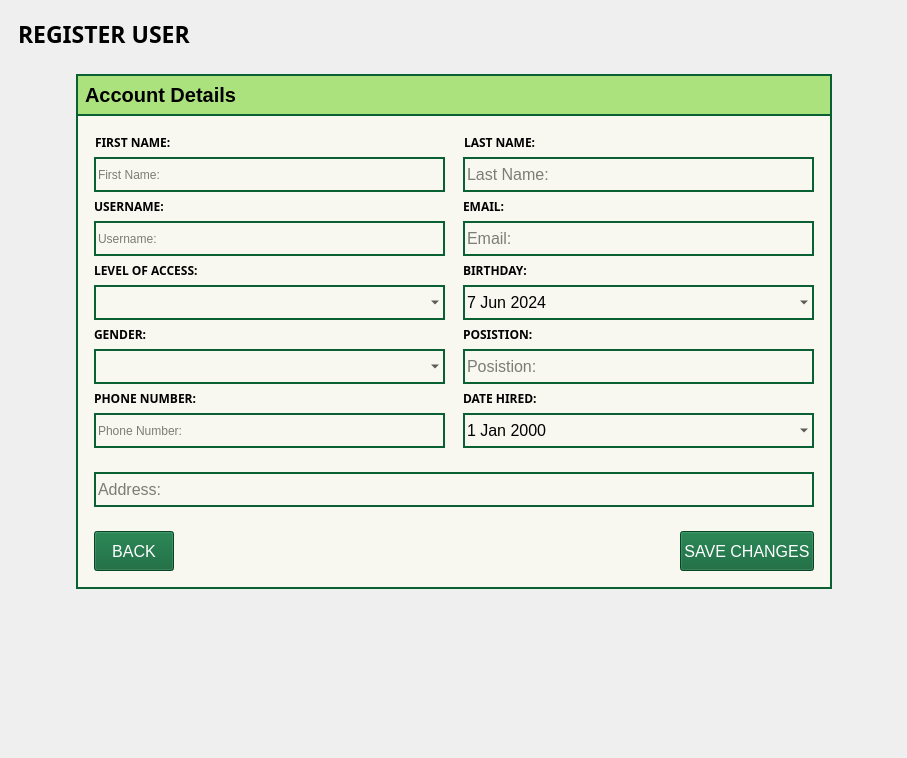
Bideiro/Ranil_project_py, file Screens/MainMenuScreens/Registration/Registration_user.ui: the form before one commit.
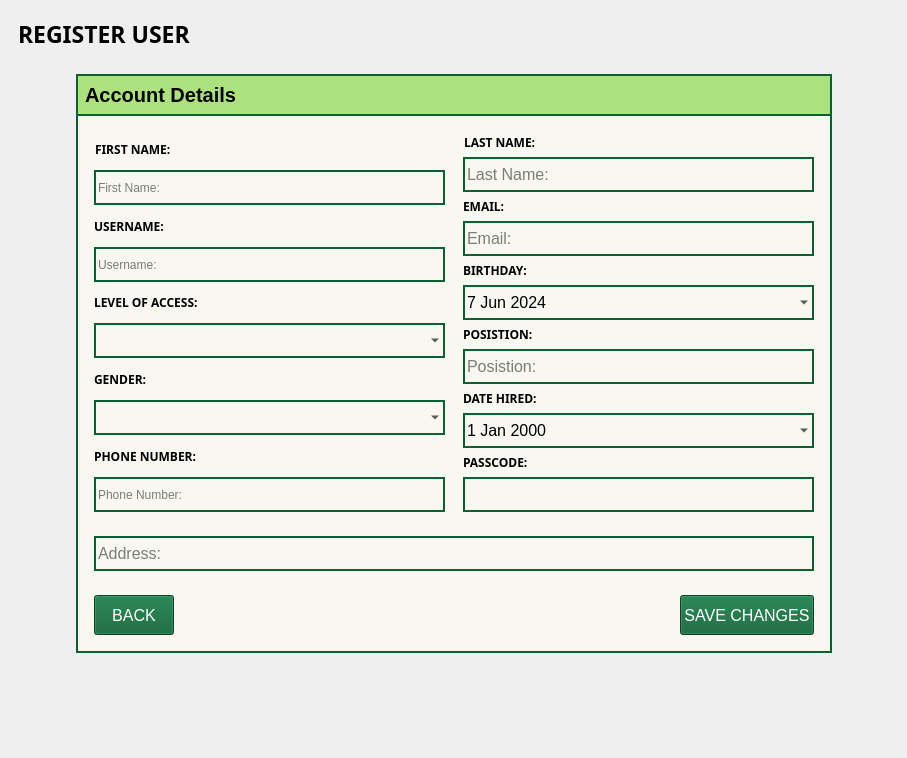
The form after the commit.

What changed in the file:
```diff
--- a/Screens/MainMenuScreens/Registration/Registration_user.ui
+++ b/Screens/MainMenuScreens/Registration/Registration_user.ui
@@ -618,6 +618,35 @@
                      </property>
                     </widget>
                    </item>
+                   <item>
+                    <widget class="QLabel" name="label_13">
+                     <property name="font">
+                      <font>
+                       <family>DM Sans</family>
+                       <bold>true</bold>
+                      </font>
+                     </property>
+                     <property name="text">
+                      <string>PASSCODE:</string>
+                     </property>
+                    </widget>
+                   </item>
+                   <item>
+                    <widget class="QLineEdit" name="PCode_LE">
+                     <property name="sizePolicy">
+                      <sizepolicy hsizetype="Minimum" vsizetype="Fixed">
+                       <horstretch>0</horstretch>
+                       <verstretch>0</verstretch>
+                      </sizepolicy>
+                     </property>
+                     <property name="minimumSize">
+                      <size>
+                       <width>25</width>
+                       <height>35</height>
+                      </size>
+                     </property>
+                    </widget>
+                   </item>
                   </layout>
                  </widget>
                 </item>
```
